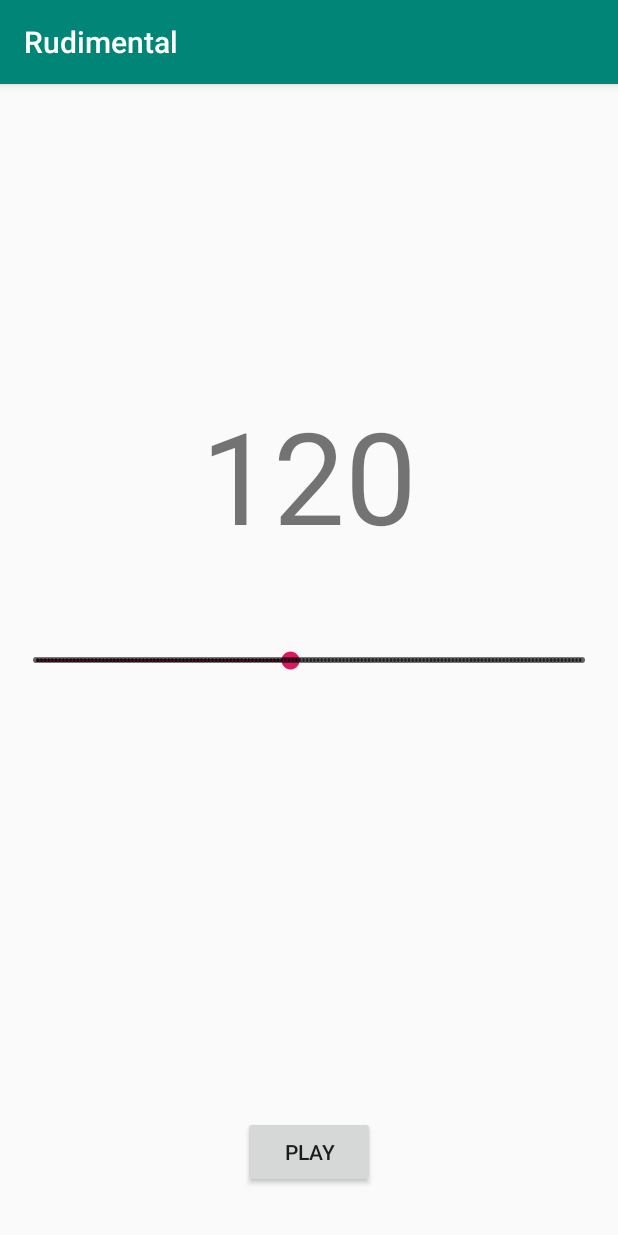
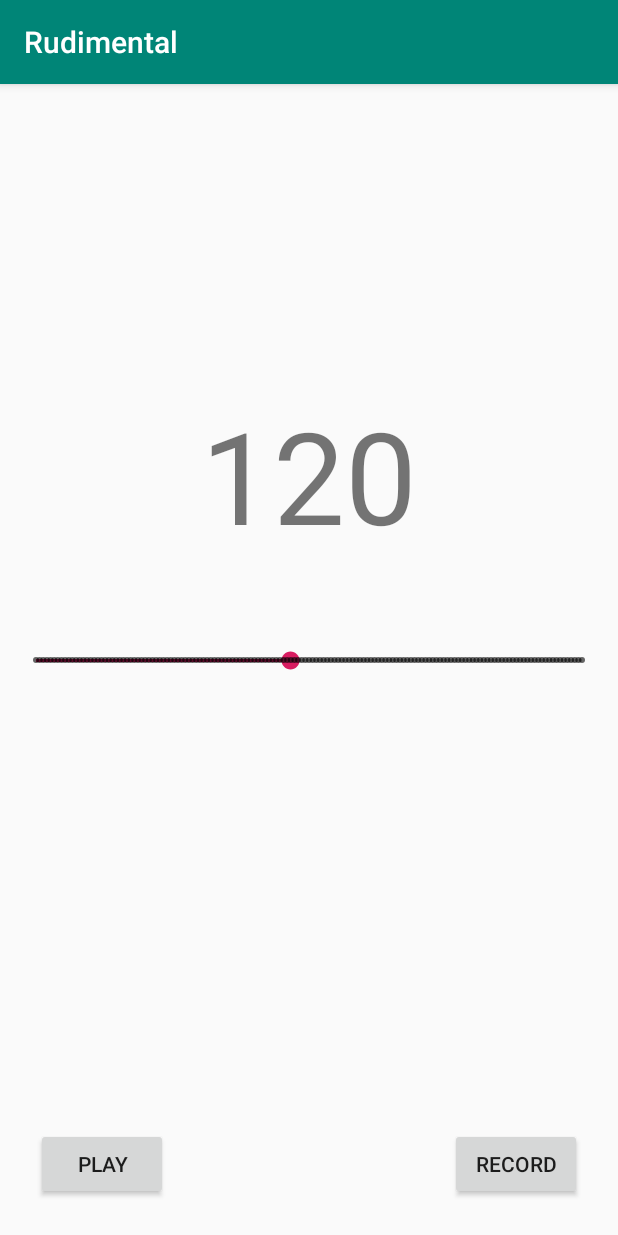
Before and after one commit to ElegantDalek/Rudimental, an Android app: the screen it shows after launch (MainActivity), on a phone screen of 412 x 824 dp. Run offline under Robolectric (Android 15) with nearby library versions, the phone set to English and light mode, and no system bars; pictures from the network do not load.

Commit message:
Record button functional

```diff
--- a/app/src/main/AndroidManifest.xml
+++ b/app/src/main/AndroidManifest.xml
@@ -2,6 +2,7 @@
 <manifest xmlns:android="http://schemas.android.com/apk/res/android"
     package="com.example.theoden.rudimental">
     <uses-permission android:name="android.permission.RECORD_AUDIO" />
+    <uses-permission android:name="android.permission.WRITE_EXTERNAL_STORAGE" />
 
     <application
         android:allowBackup="true"
--- a/app/src/main/res/layout/activity_main.xml
+++ b/app/src/main/res/layout/activity_main.xml
@@ -26,13 +26,22 @@
         android:id="@+id/play"
         android:layout_width="wrap_content"
         android:layout_height="wrap_content"
-        android:layout_marginStart="8dp"
-        android:layout_marginEnd="8dp"
-        android:layout_marginBottom="32dp"
+        android:layout_marginStart="24dp"
+        android:layout_marginBottom="24dp"
         android:text="Play"
         app:layout_constraintBottom_toBottomOf="parent"
-        app:layout_constraintEnd_toEndOf="parent"
         app:layout_constraintStart_toStartOf="parent" />
+
+    <Button
+        android:id="@+id/record"
+        android:layout_width="wrap_content"
+        android:layout_height="wrap_content"
+        android:layout_marginEnd="24dp"
+        android:layout_marginBottom="24dp"
+        android:text="Record"
+        android:onClick="toggleRecord"
+        app:layout_constraintBottom_toBottomOf="parent"
+        app:layout_constraintEnd_toEndOf="parent" />
 
     <SeekBar
         android:id="@+id/tempoControl"
--- a/app/src/main/res/values/colors.xml
+++ b/app/src/main/res/values/colors.xml
@@ -3,4 +3,5 @@
     <color name="colorPrimary">#008577</color>
     <color name="colorPrimaryDark">#00574B</color>
     <color name="colorAccent">#D81B60</color>
+    <color name="buttonColorDefault">#FFD6D7D7</color>
 </resources>
--- a/app/src/main/res/values/strings.xml
+++ b/app/src/main/res/values/strings.xml
@@ -1,3 +1,5 @@
 <resources>
     <string name="app_name">Rudimental</string>
+    <string name="stop">Stop</string>
+    <string name="resume">Resume</string>
 </resources>
```
Also changed, not shown: app/src/main/java/com/example/theoden/rudimental/MainActivity.java (+47 -3 lines).
